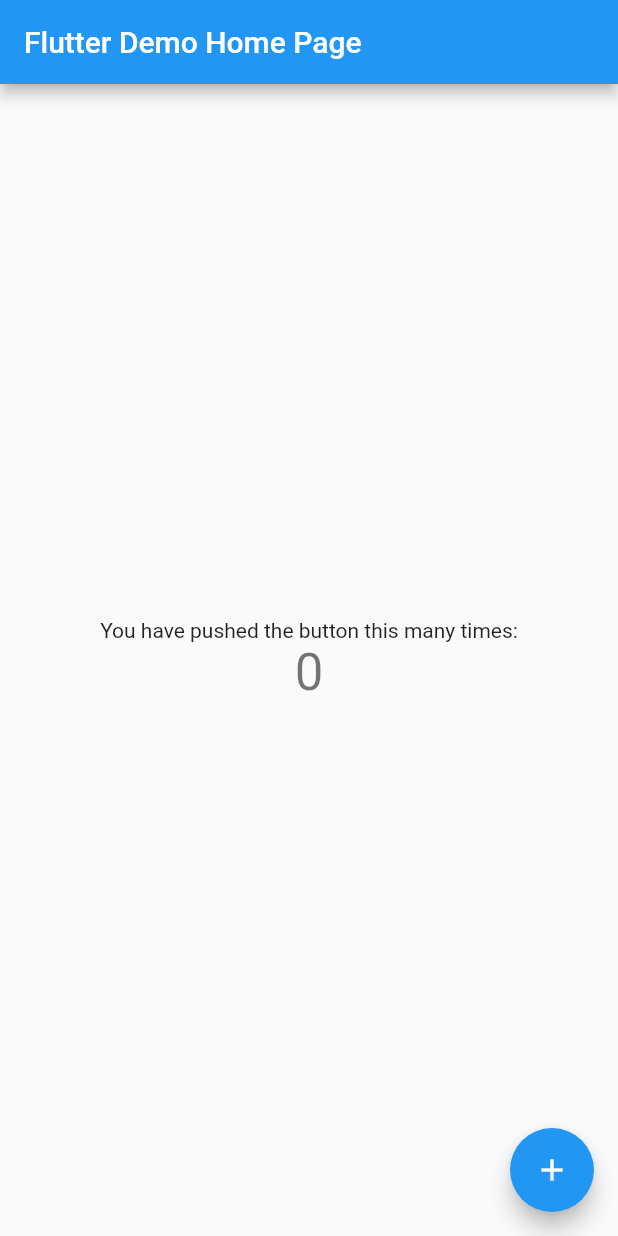
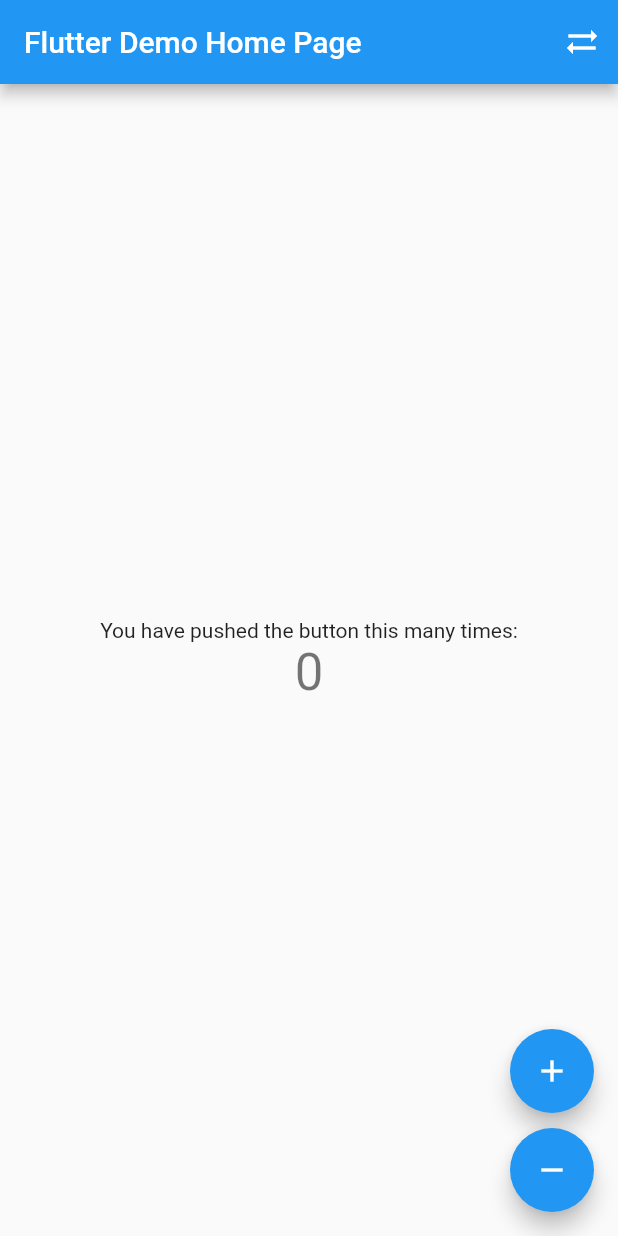
Before and after one commit to nathan-lalli/personal-projects, a Flutter app: the screen it shows after launch, on a phone screen of 412 x 824 dp. Run offline on Flutter 3.47's test engine with Material 2 defaults, Android fonts, the phone set to English and light mode, and no system bars.

Commit message:
Finished HW3

```diff
--- a/Dart/hw3/lib/main.dart
+++ b/Dart/hw3/lib/main.dart
@@ -1,4 +1,9 @@
+// I estimated that this would take 1 hour but it actually took about 3 hours
+// because of some issues that I was having with my emulator and java version
+// as well as the syntax of some of the elements in flutter and dart.
+
 import 'package:flutter/material.dart';
+import 'package:hw3/secondary_page.dart';
 
 void main() {
   runApp(const MyApp());
@@ -52,12 +57,13 @@ class _MyHomePageState extends State<MyHomePage> {
 
   void _incrementCounter() {
     setState(() {
-      // This call to setState tells the Flutter framework that something has
-      // changed in this State, which causes it to rerun the build method below
-      // so that the display can reflect the updated values. If we changed
-      // _counter without calling setState(), then the build method would not be
-      // called again, and so nothing would appear to happen.
       _counter++;
+    });
+  }
+
+  void _decrementCounter() {
+    setState(() {
+      _counter--;
     });
   }
 
@@ -74,6 +80,18 @@ class _MyHomePageState extends State<MyHomePage> {
         // Here we take the value from the MyHomePage object that was created by
         // the App.build method, and use it to set our appbar title.
         title: Text(widget.title),
+        actions: <Widget>[
+          IconButton(
+            icon: const Icon(
+              Icons.sync_alt,
+            ),
+            onPressed: () {
+              Navigator.of(context).push(MaterialPageRoute(
+                  builder: (_) => SecondaryPage(value: _counter)));
+              // do something
+            },
+          )
+        ],
       ),
       body: Center(
         // Center is a layout widget. It takes a single child and positions it
@@ -105,11 +123,25 @@ class _MyHomePageState extends State<MyHomePage> {
           ],
         ),
       ),
-      floatingActionButton: FloatingActionButton(
-        onPressed: _incrementCounter,
-        tooltip: 'Increment',
-        child: const Icon(Icons.add),
-      ), // This trailing comma makes auto-formatting nicer for build methods.
+      floatingActionButton: Column(
+        mainAxisAlignment: MainAxisAlignment.end,
+        children: [
+          FloatingActionButton(
+            onPressed: _incrementCounter,
+            tooltip: 'Increment',
+            heroTag: "plus",
+            child: const Icon(Icons.add),
+          ),
+          const SizedBox(
+            height: 10.0,
+          ),
+          FloatingActionButton(
+            onPressed: _decrementCounter,
+            tooltip: 'Decrement',
+            child: const Icon(Icons.remove),
+          ),
+        ],
+      ),
     );
   }
 }
```
Also changed, not shown: Dart/hw3/lib/secondary_page.dart (+8 -5 lines), Dart/pubspec.lock.
